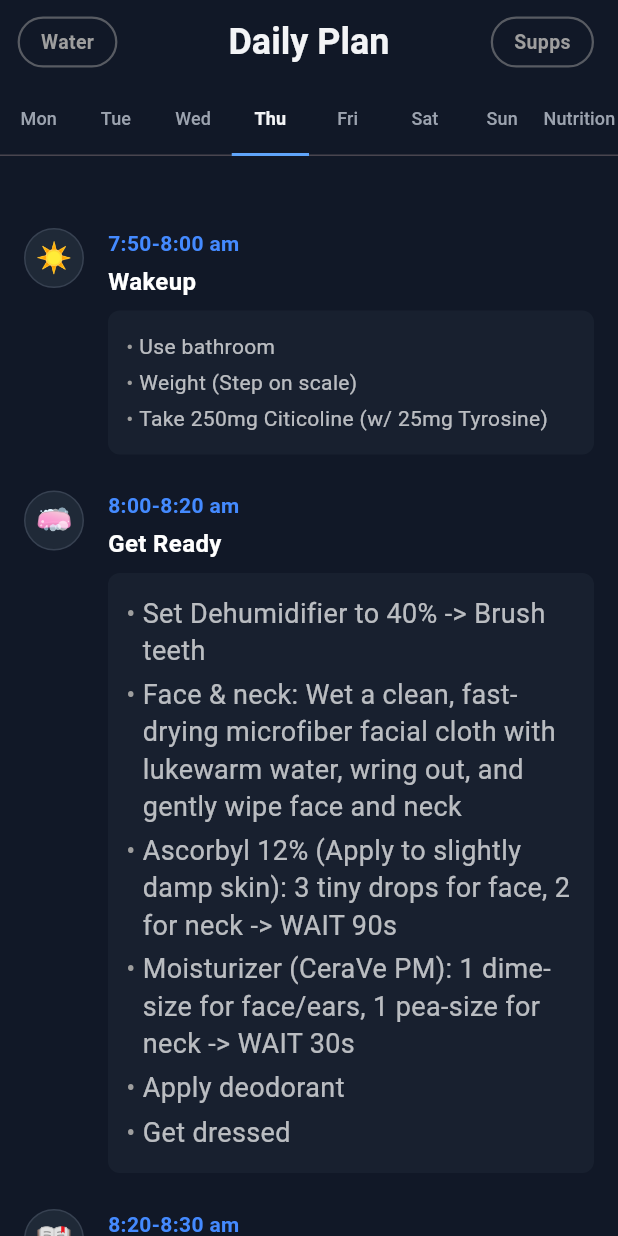
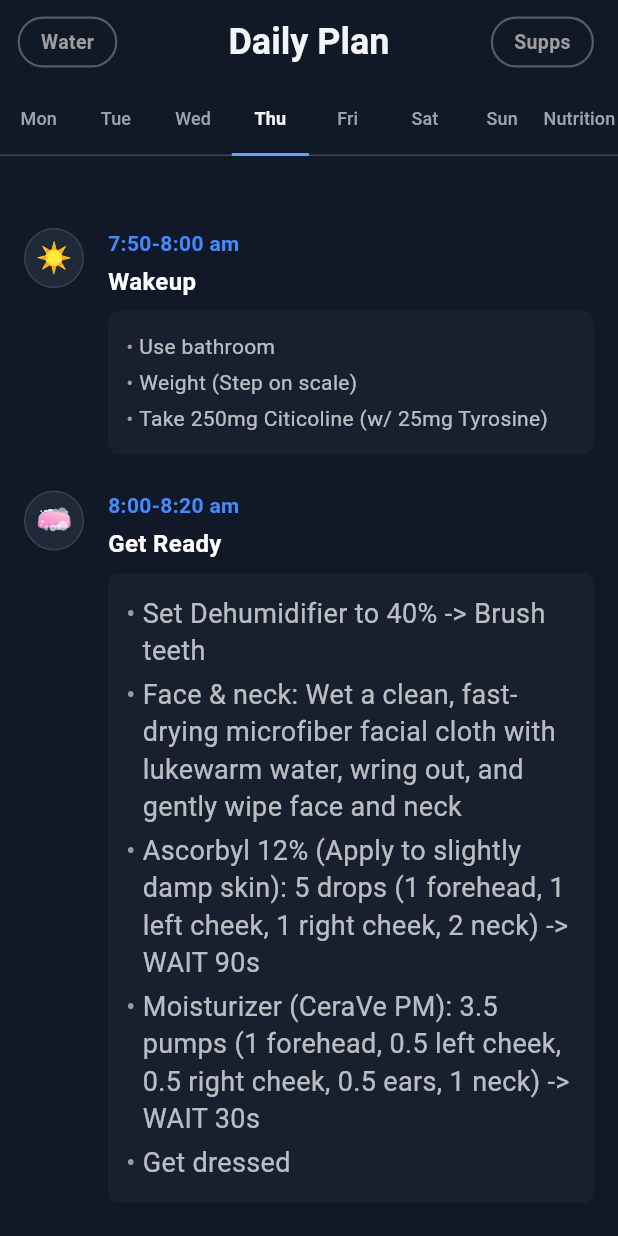
Before and after one commit to elmustslay/daily-blueprint, a Flutter app: the DailyPlanScreen screen opened directly, tab 4 chosen, on a phone screen of 412 x 824 dp. Run offline on Flutter 3.47's test engine with Material 3 defaults, Android fonts, the phone set to English and light mode, and no system bars; our stand-ins replace fl_chart, flutter_riverpod, share_plus, shared_preferences, sqflite; accounts and stored records are empty.

Commit message:
refactor: update skincare routine product application instructions and quantities in daily plan data

```diff
--- a/lib/features/daily_plan/data/daily_plan_data.dart
+++ b/lib/features/daily_plan/data/daily_plan_data.dart
@@ -114,9 +114,8 @@ class DailyPlanData {
       details: [
         'Set Dehumidifier to 40% -> Brush teeth',
         'Face & neck: Wet a clean, fast-drying microfiber facial cloth with lukewarm water, wring out, and gently wipe face and neck',
-        'Ascorbyl 12% (Apply to slightly damp skin): 3 tiny drops for face, 2 for neck -> WAIT 90s',
+        'Ascorbyl 12% (Apply to slightly damp skin): 5 drops (1 forehead, 1 left cheek, 1 right cheek, 2 neck) -> WAIT 90s',
         skincare,
-        'Apply deodorant',
         clothes,
       ],
     );
@@ -388,7 +387,8 @@ class DailyPlanData {
       details: [
         'Take $magAmount $magName + 1 tablet Finasteride (1mg)',
         skincare,
-        'Moisturizer (CeraVe PM): 1 pea-size for face/ears -> 1 pea-size for neck -> WAIT to dry',
+        'Apply 5% AHA to underarms (Deodorant - Apply to BONE DRY skin)',
+        'Moisturizer (CeraVe PM): 3.5 pumps (1 forehead, 0.5 left cheek, 0.5 right cheek, 0.5 ears, 1 neck) -> WAIT to dry',
         'Set Dehumidifier to 40%',
       ],
       mealRecord: MealRecord(items: [
@@ -410,12 +410,12 @@ class DailyPlanData {
     );
   }
 
-  static const String _morningMoisturizer = 'Moisturizer (CeraVe PM): 1 dime-size for face/ears, 1 pea-size for neck -> WAIT 30s';
-  static const String _moisturizerAndSunscreen = 'Apply morning moisturizer (CeraVe PM): 1 dime-size for face/ears, 1 pea-size for neck -> WAIT 3m -> Supergoop Matte Mineral (Layer 1: 1/8 tsp (pea-size) to face/ears, then 1/8 tsp to neck -> WAIT 30s -> Layer 2: Repeat 1/8 tsp to face/ears, then 1/8 tsp to neck)';
-  static const String _retinol = 'Retinol (Apply to BONE DRY skin to prevent irritation): 1 pea-sized pump ONLY for face -> 1/2 pea-sized pump for neck -> WAIT 1-2m';
-  static const String _bha = 'Paula\'s Choice 2% BHA (Apply to BONE DRY skin to prevent irritation): Splash 3-4 drops in hands and pat into face (focus on bumps) -> Pat lightly on neck -> WAIT 1-2m';
-  static const String _joseon = 'Joseon Alpha-Arbutin (Apply to slightly damp skin): 2 tiny drops ONLY for face -> 1 drop for neck -> WAIT 1-2m';
-  static const String _sunscreen = 'Wash hands -> Blotting Sheet (Place over oily area and press against skin for 3s, lift and press - no rubbing ever) -> Wash hands -> Supergoop Matte Mineral (Layer 1: 1/8 tsp (pea-size) to face/ears, then 1/8 tsp to neck -> WAIT 30s -> Layer 2: Repeat 1/8 tsp to face/ears, then 1/8 tsp to neck)';
+  static const String _morningMoisturizer = 'Moisturizer (CeraVe PM): 3.5 pumps (1 forehead, 0.5 left cheek, 0.5 right cheek, 0.5 ears, 1 neck) -> WAIT 30s';
+  static const String _moisturizerAndSunscreen = 'Apply morning moisturizer (CeraVe PM): 3.5 pumps (1 forehead, 0.5 left cheek, 0.5 right cheek, 0.5 ears, 1 neck) -> WAIT 3m -> Supergoop Matte Mineral (Layer 1: 1/8 tsp total (dots on forehead, left cheek, right cheek, ears), then 1/8 tsp to neck -> WAIT 30s -> Layer 2: Repeat)';
+  static const String _retinol = 'Retinol (Apply to BONE DRY skin to prevent irritation): 1.5 pumps (0.5 forehead, 0.25 left cheek, 0.25 right cheek, 0.5 neck) -> WAIT 1-2m';
+  static const String _bha = 'Paula\'s Choice 2% BHA (Apply to BONE DRY skin to prevent irritation): 3 drops (1 forehead, 1 left cheek, 1 right cheek) -> WAIT 1-2m';
+  static const String _joseon = 'Joseon Alpha-Arbutin (Apply to slightly damp skin): 4 drops (1 forehead, 1 left cheek, 1 right cheek, 1 neck) -> WAIT 1-2m';
+  static const String _sunscreen = 'Wash hands -> Blotting Sheet (Place over oily area and press against skin for 3s, lift and press - no rubbing ever) -> Wash hands -> Supergoop Matte Mineral (Layer 1: 1/8 tsp total (dots on forehead, left cheek, right cheek, ears), then 1/8 tsp to neck -> WAIT 30s -> Layer 2: Repeat)';
 
   static String get _laundryFaceTowels => 'Laundry Cycle 1: Face Towels & Pillowcases (${isDeloadWeek() ? "5/5" : "3/5"} warmness) -> 1-2 tbsp Arm&Hammer w/ OxiClean. NO Fabric Softener (Dry on LOW heat)';
   static String get _laundryBathTowels {
```
Also changed, not shown: 2 other files.
